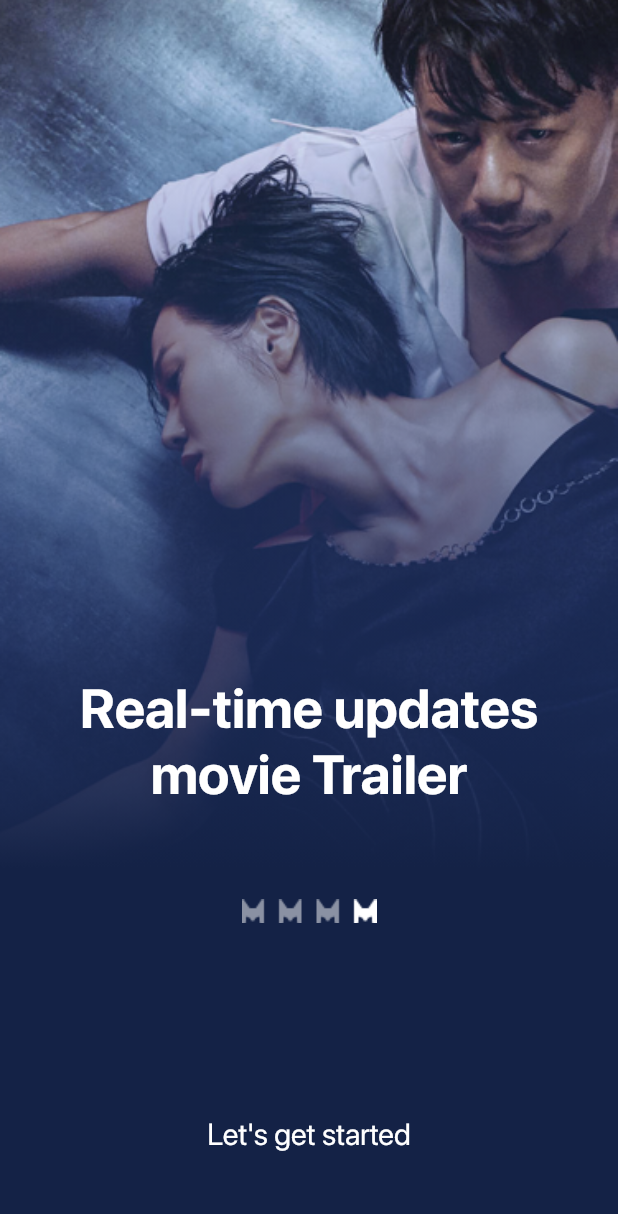
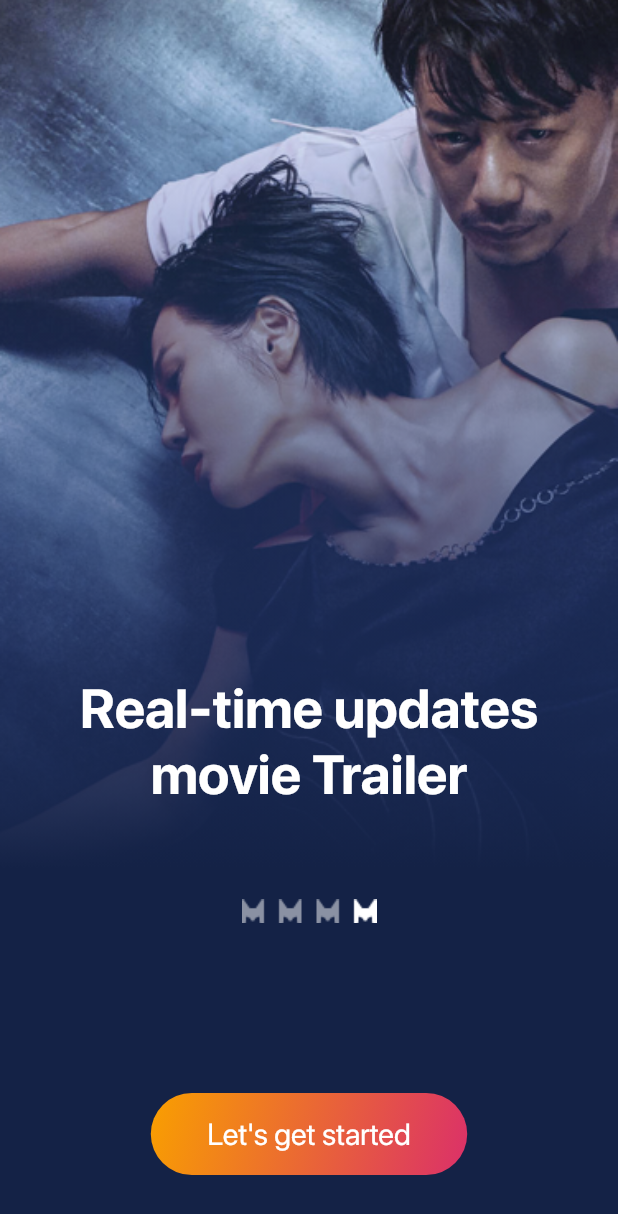
Before and after one commit to DevHeyamAwad/movies_app, a Flutter app: the screen it shows after launch, swiped to page 3, on a phone screen of 412 x 824 dp. Shown: the top 1214 px of the screen. Run offline on Flutter 3.47's test engine with Material 2 defaults, Android fonts, the phone set to English and light mode, and no system bars; our stand-ins replace flutter_screenutil, get, get_it, shared_preferences; project files that could hold a hidden picture were left out.

Commit message:
finish outboarding view

```diff
--- a/lib/features/out_boarding/presentation/view/out_boarding_view.dart
+++ b/lib/features/out_boarding/presentation/view/out_boarding_view.dart
@@ -1,3 +1,4 @@
+import 'package:flutter/gestures.dart';
 import 'package:flutter/material.dart';
 import 'package:get/get_state_manager/get_state_manager.dart';
 import 'package:movies_app/core/resources/manager_colors.dart';
@@ -28,6 +29,7 @@ class OutBoardingView extends StatelessWidget {
             children: [
               Expanded(
                 child: PageView(
+                  dragStartBehavior: DragStartBehavior.down,
                   controller: controller.pageController,
                   children: [
                     ...controller.pageViewItems,
@@ -37,17 +39,57 @@ class OutBoardingView extends StatelessWidget {
                   },
                 ),
               ),
-              mainButton(
+              Visibility(
+                visible: controller.isLastedPage(),
+                replacement: Container(
+                  decoration: BoxDecoration(
+                    gradient: const LinearGradient(
+                      colors: [ManagerColors.orange, ManagerColors.pink],
+                      begin: Alignment.topLeft,
+                      end: Alignment.bottomRight,
+                    ),
+                    borderRadius: BorderRadius.circular(
+                      ManagerRadius.r27,
+                    ),
+                  ),
+                  child: mainButton(
                     height: ManagerHeight.h54,
                     child: Text(
                       ManagerStrings.getStartedButton,
                       style: getRegularStyle(
                         color: ManagerColors.outBoradingTextColor,
-                      fontSize: ManagerFontSize.s20),
+                        fontSize: ManagerFontSize.s20,
+                      ),
                     ),
                     onPressed: () {
                       controller.getStart();
                     },
+                  ),
+                ),
+                child: mainButton(
+                  borderColor: ManagerColors.white,
+                  height: ManagerHeight.h54,
+                  child: Row(
+                    mainAxisSize: MainAxisSize.min,
+                    mainAxisAlignment: MainAxisAlignment.center,
+                    children: [
+                      Text(
+                        ManagerStrings.next,
+                        style: getRegularStyle(
+                          color: ManagerColors.outBoradingTextColor,
+                          fontSize: ManagerFontSize.s20,
+                        ),
+                      ),
+                      const Icon(
+                        Icons.arrow_forward,
+                        color: ManagerColors.white,
+                      )
+                    ],
+                  ),
+                  onPressed: () {
+                    controller.nextPage();
+                  },
+                ),
               ),
               SizedBox(
                 height: ManagerHeight.h40,
--- a/pubspec.yaml
+++ b/pubspec.yaml
@@ -40,7 +40,6 @@ dependencies:
   get: ^4.6.5
   flutter_svg: ^2.0.5
   shared_preferences: ^2.1.1
-  carousel_slider: ^4.2.1
 
 dev_dependencies:
   flutter_test:
```
Lines whose indentation alone changed are shown as unchanged.
